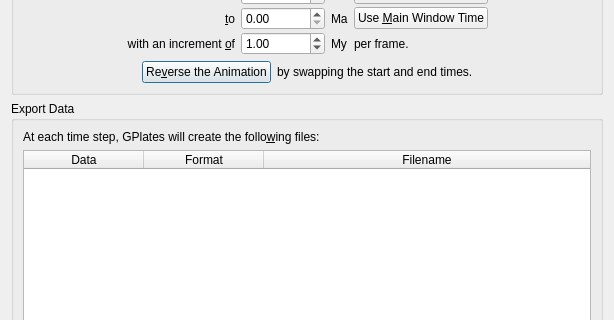
GPlates/GPlates, file src/qt-widgets/ExportAnimationDialogUi.ui: the form before one commit; both pictures show x 0 to 614 and y 84 to 404 of the 614 by 730 pixel window.
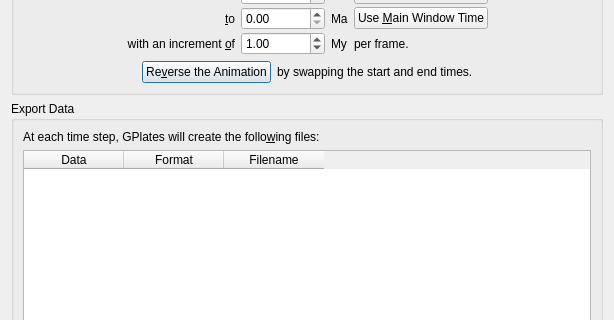
The form after the commit. Icons and pictures are not drawn.

Commit message: (trunk) Fixes to the Export and Add Data to Export dialogs, due to limitations in the Qt 4.4 designer.

Patch:
```diff
--- a/src/qt-widgets/ExportAnimationDialogUi.ui
+++ b/src/qt-widgets/ExportAnimationDialogUi.ui
@@ -326,18 +326,6 @@
               <property name="cornerButtonEnabled">
                <bool>true</bool>
               </property>
-              <attribute name="horizontalHeaderDefaultSectionSize">
-               <number>120</number>
-              </attribute>
-              <attribute name="horizontalHeaderHighlightSections">
-               <bool>false</bool>
-              </attribute>
-              <attribute name="horizontalHeaderMinimumSectionSize">
-               <number>120</number>
-              </attribute>
-              <attribute name="horizontalHeaderStretchLastSection">
-               <bool>true</bool>
-              </attribute>
               <column>
                <property name="text">
                 <string>Data</string>
```
Left out of the diff: 506 changed lines with no effect on the pictures. The commit also changes 3 other files.
